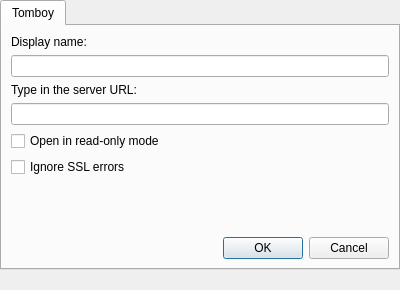
This is resources/tomboynotes/configdialog.ui in KDE/kdepim-runtime as Qt 5 draws it before an edit. The edited form follows.
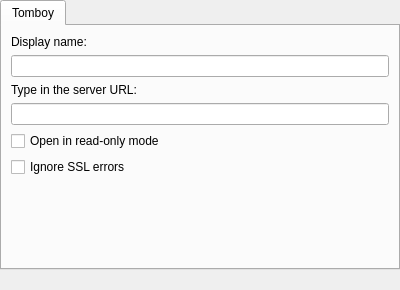
This is the edited form. Custom widgets are drawn as their Qt base class.

Commit message: Don't create dialogbuttonbox in the tab

```diff
--- a/resources/tomboynotes/configdialog.ui
+++ b/resources/tomboynotes/configdialog.ui
@@ -95,13 +95,6 @@
          </property>
         </spacer>
        </item>
-       <item>
-        <widget class="QDialogButtonBox" name="buttonBox">
-         <property name="standardButtons">
-          <set>QDialogButtonBox::Cancel|QDialogButtonBox::Ok</set>
-         </property>
-        </widget>
-       </item>
       </layout>
      </widget>
     </widget>
```
The commit also changes 1 other file.
